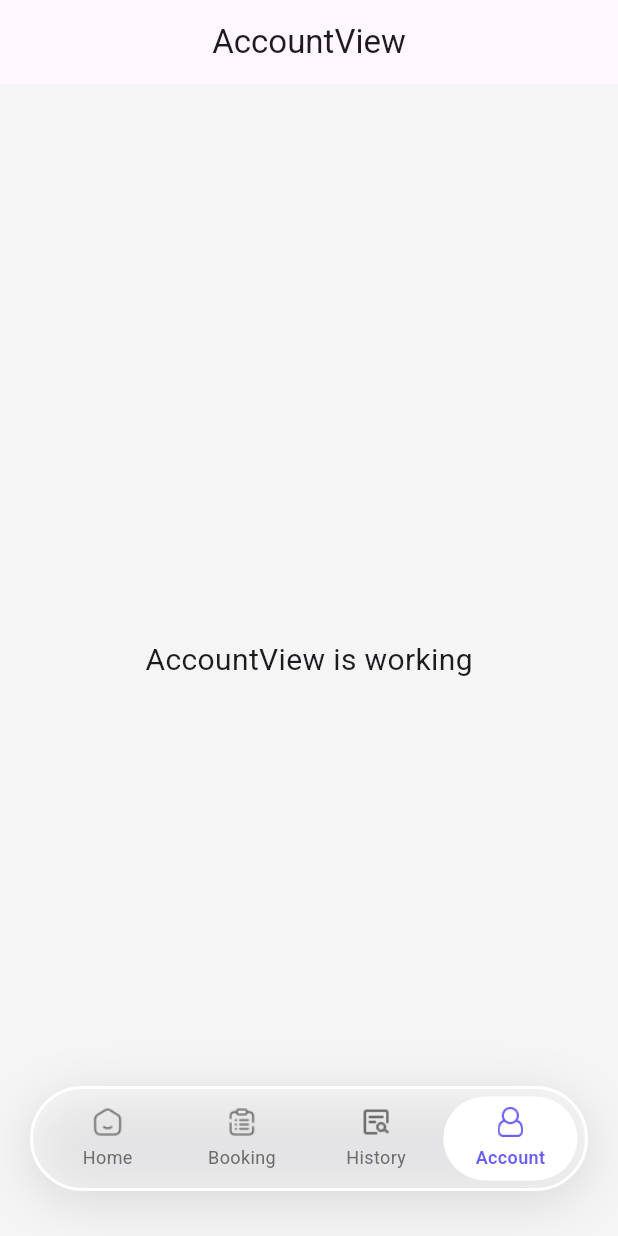
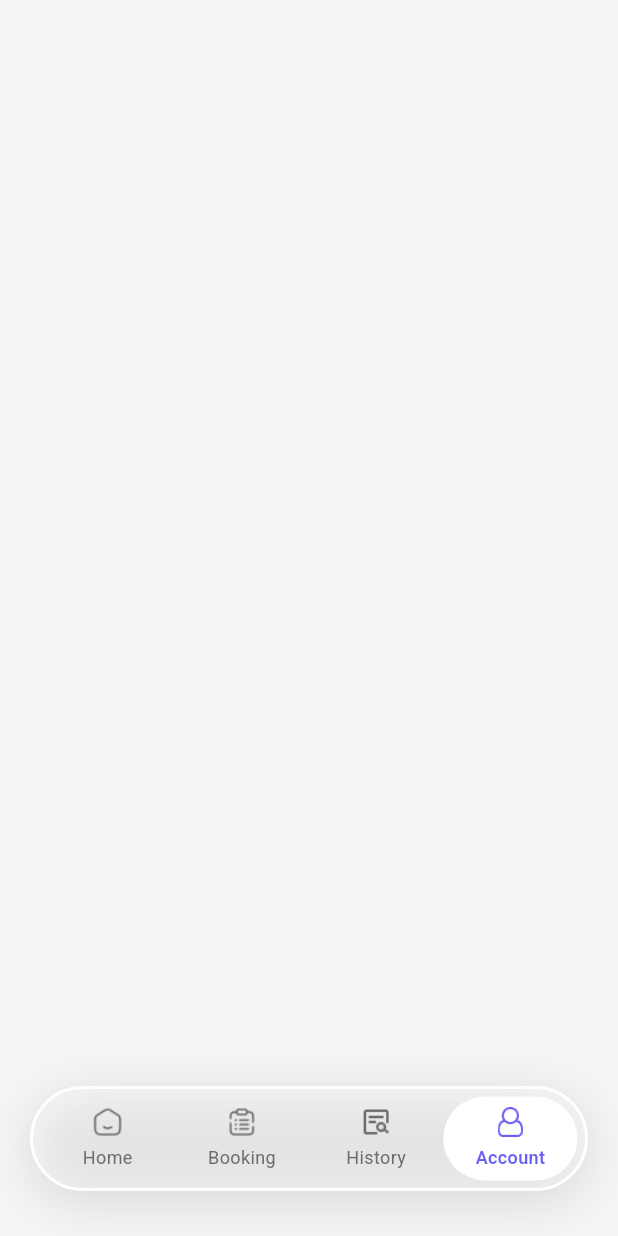
Before and after one commit to Maoengsodung/travel_and_transportations, a Flutter app: the screen it shows after launch, item 4 of the bottom bar chosen, on a phone screen of 412 x 824 dp. Run offline on Flutter 3.47's test engine with Material 3 defaults, Android fonts, the phone set to English and light mode, and no system bars; our stand-ins replace carousel_slider, get.

Commit message:
Update Code

```diff
--- a/lib/app/modules/account/views/account_view.dart
+++ b/lib/app/modules/account/views/account_view.dart
@@ -1,5 +1,4 @@
 import 'package:flutter/material.dart';
-
 import 'package:get/get.dart';
 
 import '../controllers/account_controller.dart';
@@ -8,17 +7,6 @@ class AccountView extends GetView<AccountController> {
   const AccountView({super.key});
   @override
   Widget build(BuildContext context) {
-    return Scaffold(
-      appBar: AppBar(
-        title: const Text('AccountView'),
-        centerTitle: true,
-      ),
-      body: const Center(
-        child: Text(
-          'AccountView is working',
-          style: TextStyle(fontSize: 20),
-        ),
-      ),
-    );
+    return Scaffold();
   }
 }
```
